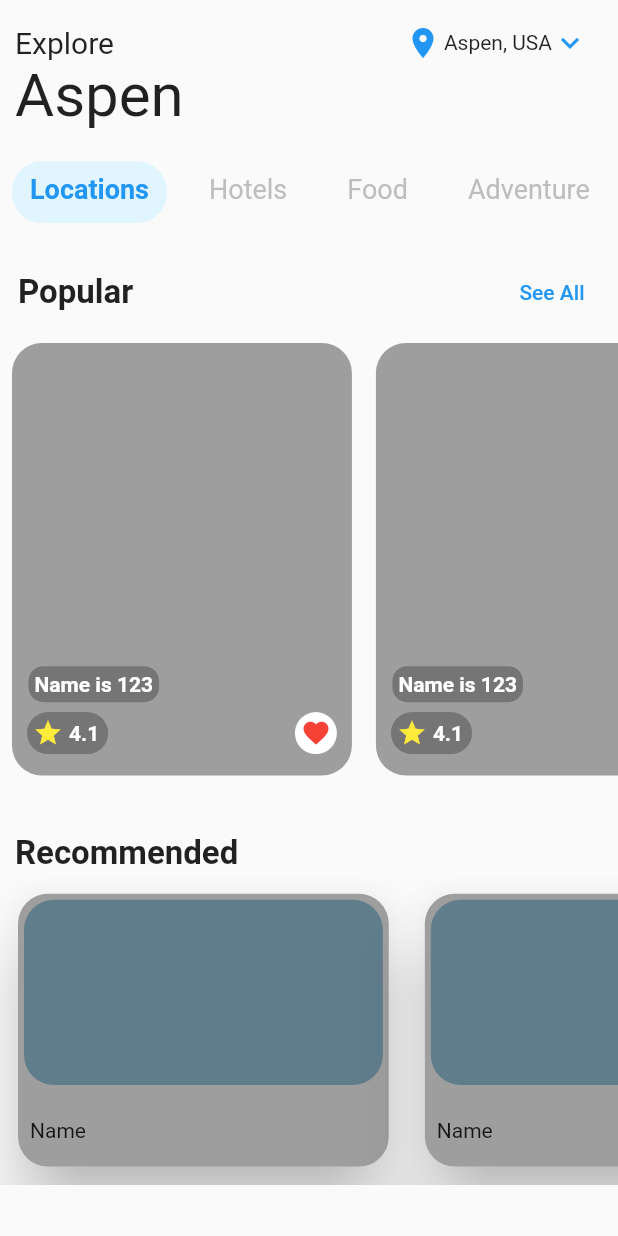
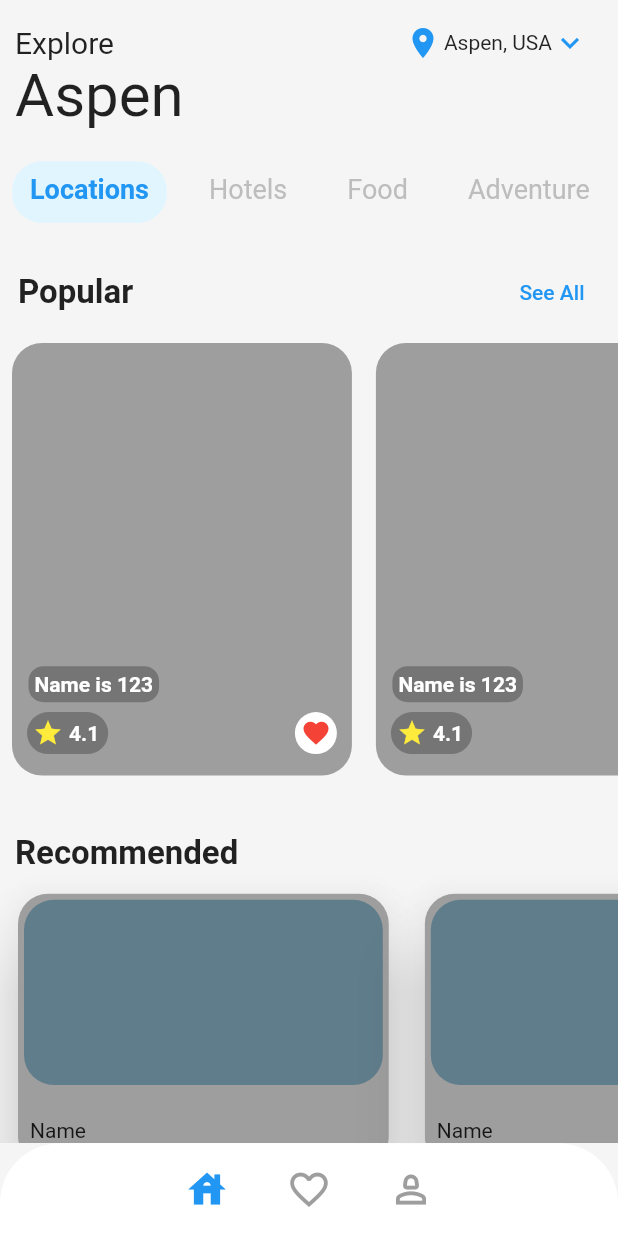
Before and after one commit to Pratham-1604/Pravaas-Mitra-Here-230395, a Flutter app: the screen it shows after launch, on a phone screen of 412 x 824 dp. Run offline on Flutter 3.47's test engine with Material 2 defaults, Android fonts, the phone set to English and light mode, and no system bars.

Commit message:
ui for bottom nav bar

```diff
--- a/lib/features/historical information/page.dart
+++ b/lib/features/historical information/page.dart
@@ -24,8 +24,10 @@ class HistoricalInformationPage extends StatelessWidget {
               ImageWidget(size: size),
               const SizedBox(height: 10),
               Padding(
-                padding:
-                    const EdgeInsets.symmetric(horizontal: 12, vertical: 5),
+                padding: const EdgeInsets.symmetric(
+                  horizontal: 12,
+                  vertical: 5,
+                ),
                 child: Column(
                   children: [
                     NameAndMap(),
--- a/lib/features/historical information/widgets/image_widget.dart
+++ b/lib/features/historical information/widgets/image_widget.dart
@@ -28,6 +28,10 @@ class ImageWidget extends StatelessWidget {
           Positioned(
             left: 10,
             top: 10,
+            child: InkWell(
+              onTap: () {
+                Navigator.of(context).pop();
+              },
               child: Container(
                 decoration: BoxDecoration(
                   color: Colors.white,
@@ -39,6 +43,7 @@ class ImageWidget extends StatelessWidget {
                     Icons.chevron_left_outlined,
                     size: 20,
                     color: Colors.black54,
+                  ),
                 ),
               ),
             ),
--- a/lib/features/home page/main_page.dart
+++ b/lib/features/home page/main_page.dart
@@ -1,5 +1,3 @@
-// ignore_for_file: public_member_api_docs, sort_constructors_first
-// ignore_for_file: prefer_const_constructors, prefer_const_literals_to_create_immutables
 import 'package:flutter/material.dart';
 
 import 'widgets/app_bar_widget.dart';
@@ -7,13 +5,20 @@ import 'widgets/filters/filter_widget.dart';
 import 'widgets/popular_destinations/popular_destinations_widget.dart';
 import 'widgets/recommend/recommend_tour_widget.dart';
 
-class HomePage extends StatelessWidget {
+class HomePage extends StatefulWidget {
   const HomePage({super.key});
+
+  @override
+  State<HomePage> createState() => _HomePageState();
+}
+
+class _HomePageState extends State<HomePage> {
   @override
   Widget build(BuildContext context) {
     final size = MediaQuery.of(context).size;
     return SafeArea(
       child: Scaffold(
+        backgroundColor: Colors.grey[100],
         body: Column(
           crossAxisAlignment: CrossAxisAlignment.start,
           children: [
@@ -21,7 +26,7 @@ class HomePage extends StatelessWidget {
               width: size.width,
               height: size.width * 0.04,
             ),
-            AppBarWidget(),
+            const AppBarWidget(),
             Expanded(
               child: SingleChildScrollView(
                 scrollDirection: Axis.vertical,
@@ -37,12 +42,64 @@ class HomePage extends StatelessWidget {
                 ),
               ),
             ),
-            // AppBarWidget(),
-
-            // bottom nav bar pending
+            BottomNavBar(size: size),
           ],
         ),
       ),
     );
   }
 }
+
+class BottomNavBar extends StatelessWidget {
+  const BottomNavBar({
+    Key? key,
+    required this.size,
+  }) : super(key: key);
+
+  final Size size;
+
+  @override
+  Widget build(BuildContext context) {
+    return Container(
+      height: size.height * 0.075,
+      decoration: const BoxDecoration(
+        color: Colors.white,
+        borderRadius: BorderRadius.vertical(
+          top: Radius.circular(40),
+        ),
+      ),
+      clipBehavior: Clip.antiAliasWithSaveLayer, // Add this line
+      child: Row(
+        mainAxisAlignment: MainAxisAlignment.center,
+        children: [
+          IconButton(
+            onPressed: () {},
+            icon: const Icon(
+              Icons.house,
+              size: 30,
+              color: Colors.blue,
+            ),
+          ),
+          const SizedBox(width: 20),
+          IconButton(
+            onPressed: () {},
+            icon: const Icon(
+              Icons.favorite_border_sharp,
+              size: 30,
+              color: Colors.grey,
+            ),
+          ),
+          const SizedBox(width: 20),
+          IconButton(
+            onPressed: () {},
+            icon: const Icon(
+              Icons.person_2_outlined,
+              size: 30,
+              color: Colors.grey,
+            ),
+          ),
+        ],
+      ),
+    );
+  }
+}
```
Lines whose indentation alone changed are shown as unchanged.
